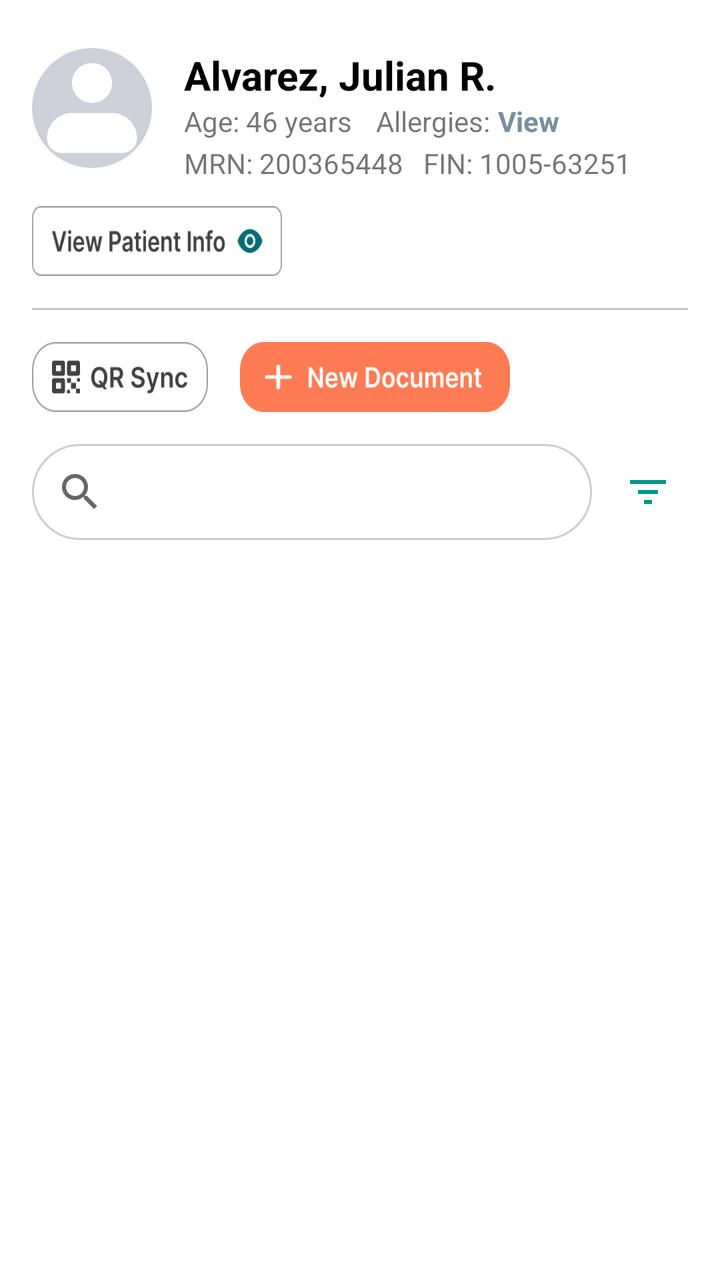
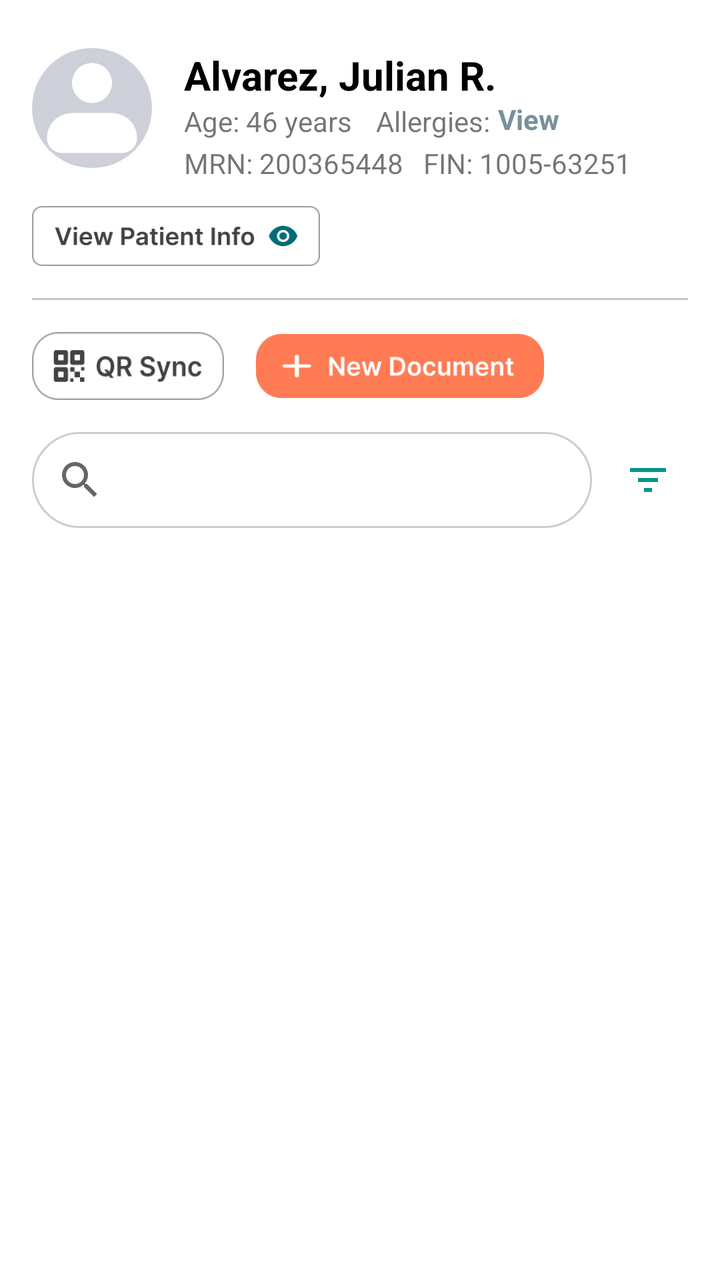

Compare the two renders of this Android layout. The source of the first and the diff that turns it into the second are given below.
<!-- AndroidManifest.xml: application theme Theme.Zenith -->
<!-- res/layout/fragment_documents.xml -->
<?xml version="1.0" encoding="utf-8"?>
<androidx.core.widget.NestedScrollView xmlns:android="http://schemas.android.com/apk/res/android"
    xmlns:app="http://schemas.android.com/apk/res-auto"
    xmlns:tools="http://schemas.android.com/tools"
    android:layout_width="match_parent"
    android:layout_height="match_parent"
    android:fillViewport="true"
    tools:context=".Documents">

    <androidx.constraintlayout.widget.ConstraintLayout
        android:layout_width="match_parent"
        android:layout_height="wrap_content"
        android:padding="16dp"
        android:paddingBottom="120dp"> <androidx.cardview.widget.CardView
        android:id="@+id/cv_profile"
        android:layout_width="60dp"
        android:layout_height="60dp"
        android:layout_marginTop="8dp"
        app:cardCornerRadius="30dp"
        app:cardElevation="0dp"
        app:layout_constraintStart_toStartOf="parent"
        app:layout_constraintTop_toTopOf="parent">

        <ImageView
            android:id="@+id/patient_profile_image"
            android:layout_width="match_parent"
            android:layout_height="match_parent"
            android:contentDescription="Patient Profile"
            android:scaleType="centerCrop"
            android:src="@drawable/default_profile_pic"
            tools:ignore="HardcodedText" />
    </androidx.cardview.widget.CardView>

        <TextView
            android:id="@+id/patient_name_text"
            android:layout_width="0dp"
            android:layout_height="wrap_content"
            android:layout_marginStart="16dp"
            android:text="Alvarez, Julian R."
            android:textColor="@android:color/black"
            android:textSize="20sp"
            android:textStyle="bold"
            app:layout_constraintEnd_toEndOf="parent"
            app:layout_constraintStart_toEndOf="@+id/cv_profile"
            app:layout_constraintTop_toTopOf="@+id/cv_profile"
            tools:ignore="HardcodedText" />

        <TextView
            android:id="@+id/patient_age_mrn_text"
            android:layout_width="wrap_content"
            android:layout_height="wrap_content"
            android:text="Age: 46 years"
            android:textSize="14sp"
            app:layout_constraintStart_toStartOf="@+id/patient_name_text"
            app:layout_constraintTop_toBottomOf="@+id/patient_name_text"
            tools:ignore="HardcodedText" />

        <TextView
            android:id="@+id/lbl_allergies"
            android:layout_width="wrap_content"
            android:layout_height="wrap_content"
            android:layout_marginStart="12dp"
            android:text="Allergies:"
            android:textSize="14sp"
            app:layout_constraintBottom_toBottomOf="@+id/patient_age_mrn_text"
            app:layout_constraintStart_toEndOf="@+id/patient_age_mrn_text"
            app:layout_constraintTop_toTopOf="@+id/patient_age_mrn_text"
            tools:ignore="HardcodedText" />

        <TextView
            android:id="@+id/patient_allergies_text"
            android:layout_width="wrap_content"
            android:layout_height="wrap_content"
            android:layout_marginStart="4dp"
            android:clickable="true"
            android:focusable="true"
            android:text="View"
            android:textColor="#78909C"
            android:textSize="14sp"
            android:textStyle="bold"
            app:layout_constraintBottom_toBottomOf="@+id/lbl_allergies"
            app:layout_constraintStart_toEndOf="@+id/lbl_allergies"
            app:layout_constraintTop_toTopOf="@+id/lbl_allergies"
            tools:ignore="HardcodedText,TouchTargetSizeCheck" />

        <TextView
            android:id="@+id/patient_mrn_fin_text"
            android:layout_width="0dp"
            android:layout_height="wrap_content"
            android:layout_marginTop="2dp"
            android:text="MRN: 200365448   FIN: 1005-63251"
            android:textSize="14sp"
            app:layout_constraintEnd_toEndOf="parent"
            app:layout_constraintStart_toStartOf="@+id/patient_name_text"
            app:layout_constraintTop_toBottomOf="@+id/patient_age_mrn_text"
            tools:ignore="HardcodedText" />

        <ImageButton
            android:id="@+id/imageButton4"
            android:layout_width="125dp"
            android:layout_height="35dp"
            android:layout_marginTop="12dp"
            android:adjustViewBounds="true"
            android:background="@drawable/edit_patient_info"
            android:clickable="true"
            android:contentDescription="Edit Patient Info"
            android:focusable="true"
            android:scaleType="fitStart"
            app:layout_constraintStart_toStartOf="parent"
            app:layout_constraintTop_toBottomOf="@+id/patient_mrn_fin_text"
            tools:ignore="HardcodedText,TouchTargetSizeCheck" />

        <View
            android:id="@+id/separator"
            android:layout_width="0dp"
            android:layout_height="1dp"
            android:layout_marginTop="16dp"
            android:background="@color/accent"
            app:layout_constraintEnd_toEndOf="parent"
            app:layout_constraintStart_toStartOf="parent"
            app:layout_constraintTop_toBottomOf="@+id/imageButton4" />

        <ImageButton
            android:id="@+id/imageButton8"
            android:layout_width="88dp"
            android:layout_height="35dp"
            android:layout_marginTop="16dp"
            android:adjustViewBounds="true"
            android:background="@drawable/qr_sync"
            android:contentDescription="@string/none"
            android:scaleType="fitCenter"
            app:layout_constraintStart_toStartOf="parent"
            app:layout_constraintTop_toBottomOf="@+id/separator"
            tools:ignore="TouchTargetSizeCheck" />

        <ImageButton
            android:id="@+id/imageButton6"
            android:layout_width="135dp"
            android:layout_height="35dp"
            android:layout_marginStart="16dp"
            android:adjustViewBounds="true"
            android:background="@drawable/add_document"
            android:contentDescription="@string/none"
            android:scaleType="fitStart"
            app:layout_constraintBottom_toBottomOf="@+id/imageButton8"
            app:layout_constraintStart_toEndOf="@+id/imageButton8"
            app:layout_constraintTop_toTopOf="@+id/imageButton8"
            tools:ignore="TouchTargetSizeCheck,ImageContrastCheck" />

        <SearchView
            android:id="@+id/document_search_view"
            android:layout_width="0dp"
            android:layout_height="wrap_content"
            android:layout_marginTop="16dp"
            android:layout_marginEnd="8dp"
            android:background="@drawable/search_bar_background"
            android:queryHint="Search Documents"
            app:iconifiedByDefault="false"
            app:layout_constraintEnd_toStartOf="@+id/filter_button"
            app:layout_constraintStart_toStartOf="parent"
            app:layout_constraintTop_toBottomOf="@+id/imageButton8" />

        <ImageButton
            android:id="@+id/filter_button"
            android:layout_width="40dp"
            android:layout_height="40dp"
            android:background="?attr/selectableItemBackgroundBorderless"
            android:contentDescription="Filter"
            android:src="@drawable/ic_filter"
            app:layout_constraintBottom_toBottomOf="@+id/document_search_view"
            app:layout_constraintEnd_toEndOf="parent"
            app:layout_constraintTop_toTopOf="@+id/document_search_view"
            tools:ignore="TouchTargetSizeCheck" />

        <androidx.recyclerview.widget.RecyclerView
            android:id="@+id/document_recycler_view"
            android:layout_width="match_parent"
            android:layout_height="wrap_content"
            android:layout_marginTop="16dp"
            android:nestedScrollingEnabled="false"
            app:layout_constraintEnd_toEndOf="parent"
            app:layout_constraintStart_toStartOf="parent"
            app:layout_constraintTop_toBottomOf="@+id/document_search_view" />

        <LinearLayout
            android:id="@+id/layout_no_documents"
            android:layout_width="wrap_content"
            android:layout_height="wrap_content"
            android:layout_marginTop="32dp"
            android:gravity="center"
            android:orientation="vertical"
            android:visibility="gone"
            app:layout_constraintEnd_toEndOf="parent"
            app:layout_constraintStart_toStartOf="parent"
            app:layout_constraintTop_toBottomOf="@+id/document_search_view">

            <ImageView
                android:layout_width="64dp"
                android:layout_height="64dp"
                android:contentDescription="No Documents"
                android:src="@android:drawable/ic_menu_report_image"
                app:tint="@color/accent" />

            <TextView
                android:layout_width="wrap_content"
                android:layout_height="wrap_content"
                android:layout_marginTop="8dp"
                android:fontFamily="@font/raleway_bold"
                android:text="No Documents to Show"
                android:textColor="#90A4AE"
                android:textSize="16sp"
                android:textStyle="bold" />

            <TextView
                android:layout_width="wrap_content"
                android:layout_height="wrap_content"
                android:fontFamily="@font/inter"
                android:text="Tap 'New Document' to add one"
                android:textColor="#B0BEC5"
                android:textSize="12sp" />
        </LinearLayout>

    </androidx.constraintlayout.widget.ConstraintLayout>

</androidx.core.widget.NestedScrollView>
<!-- resources referenced by this layout -->
<resources>
  <color name="accent">#FFC0C7C6</color>
  <!-- drawable add_document: png bitmap (drawable, 4639 bytes) -->
  <!-- drawable default_profile_pic: png bitmap (drawable, 3982 bytes) -->
  <!-- drawable edit_patient_info: png bitmap (drawable, 5828 bytes) -->
  <!-- drawable ic_filter (drawable) -->
  <?xml version="1.0" encoding="utf-8"?>
  <vector xmlns:android="http://schemas.android.com/apk/res/android"
      android:width="24dp"
      android:height="24dp"
      android:viewportWidth="24"
      android:viewportHeight="24">
  
      <path
          android:fillColor="#009688"
          android:pathData="M3,6H21V8H3V6Z" />
  
      <path
          android:fillColor="#009688"
          android:pathData="M7,11H17V13H7V11Z" />
  
      <path
          android:fillColor="#009688"
          android:pathData="M10,16H14V18H10V16Z" />
  </vector>
  <!-- drawable qr_sync: png bitmap (drawable, 4877 bytes) -->
  <!-- drawable search_bar_background (drawable) -->
  <?xml version="1.0" encoding="utf-8"?>
  <shape xmlns:android="http://schemas.android.com/apk/res/android"
      android:shape="rectangle">
      <solid android:color="#FFFFFF" />
      <corners android:radius="100dp" />
      <stroke android:width="1dp" android:color="#CDCDCD" />
  </shape>
  <string name="none">none</string>
  <style name="Theme.Zenith" parent="Theme.MaterialComponents.Light.NoActionBar">
          
          <item name="colorPrimary">@color/moonstone</item>
          <item name="colorPrimaryVariant">@color/caribbean</item>
          <item name="colorOnPrimary">@color/coral</item>
          
          <item name="colorSecondary">@color/coral</item>
          <item name="colorSecondaryVariant">@color/tangerine</item>
          <item name="colorOnSecondary">@color/moonstone</item>
          
          <item name="android:statusBarColor">?attr/colorPrimaryVariant</item>
          
      </style>
  <color name="moonstone">#FF00B2CA</color>
  <color name="caribbean">#FF006D77</color>
  <color name="coral">#FFFF7B54</color>
  <color name="tangerine">#FFFF9576</color>
</resources>

<!-- the commit's change to res/layout/fragment_documents.xml (unified diff, before → after) -->
@@ -69,8 +69,8 @@
 
         <TextView
             android:id="@+id/patient_allergies_text"
-            android:layout_width="wrap_content"
-            android:layout_height="wrap_content"
+            android:layout_width="35dp"
+            android:layout_height="21dp"
             android:layout_marginStart="4dp"
             android:clickable="true"
             android:focusable="true"
@@ -97,8 +97,8 @@
 
         <ImageButton
             android:id="@+id/imageButton4"
-            android:layout_width="125dp"
-            android:layout_height="35dp"
+            android:layout_width="144dp"
+            android:layout_height="30dp"
             android:layout_marginTop="12dp"
             android:adjustViewBounds="true"
             android:background="@drawable/edit_patient_info"
@@ -122,8 +122,8 @@
 
         <ImageButton
             android:id="@+id/imageButton8"
-            android:layout_width="88dp"
-            android:layout_height="35dp"
+            android:layout_width="96dp"
+            android:layout_height="34dp"
             android:layout_marginTop="16dp"
             android:adjustViewBounds="true"
             android:background="@drawable/qr_sync"
@@ -135,8 +135,8 @@
 
         <ImageButton
             android:id="@+id/imageButton6"
-            android:layout_width="135dp"
-            android:layout_height="35dp"
+            android:layout_width="144dp"
+            android:layout_height="32dp"
             android:layout_marginStart="16dp"
             android:adjustViewBounds="true"
             android:background="@drawable/add_document"
